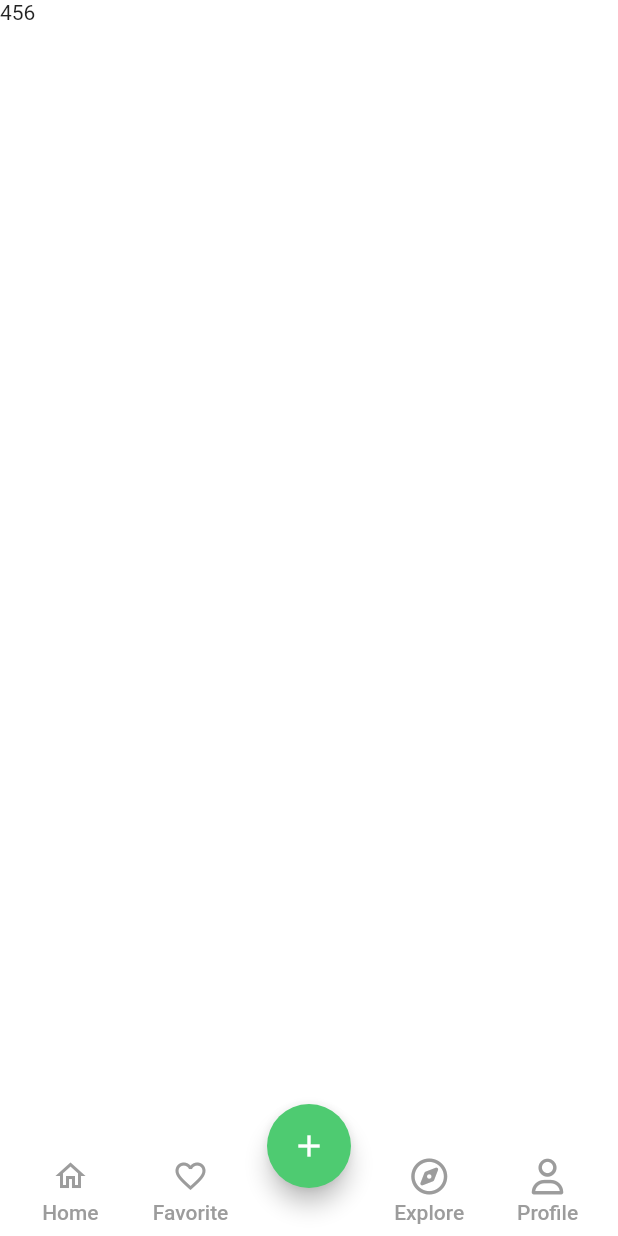
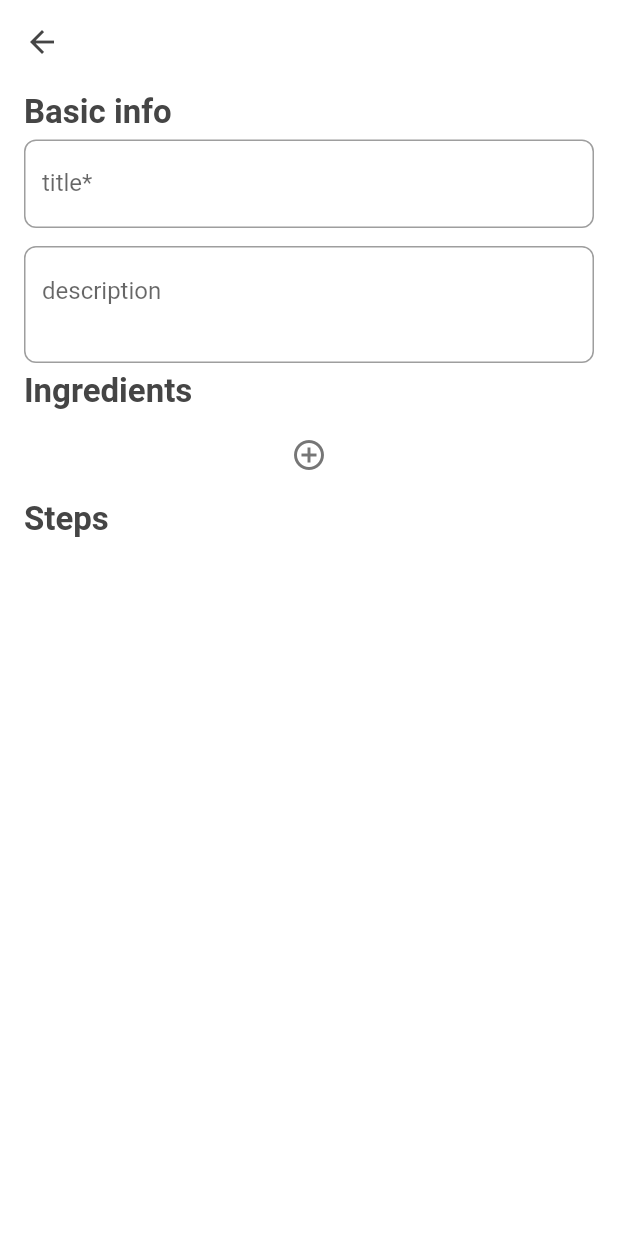
Before and after one commit to LamHo220/RecipeBox, a Flutter app: the HomeView screen opened directly, after a tap on the "add" icon, on a phone screen of 412 x 824 dp. Run offline on Flutter 3.47's test engine with Material 2 defaults, Android fonts, the phone set to English and light mode, and no system bars; our stand-ins replace bloc, cloud_firestore, equatable, firebase_auth, firebase_core, flutter_bloc and 6 more; missing offline and left inert: awesome_select, firebase_auth_platform_interface, flow_builder; accounts and stored records are empty; project files that could hold a hidden picture were left out.

Commit message:
start recipe add page

```diff
--- a/lib/home/view/home_page.dart
+++ b/lib/home/view/home_page.dart
@@ -1,3 +1,4 @@
+import 'package:animations/animations.dart';
 import 'package:cloud_firestore/cloud_firestore.dart';
 import 'package:flutter/material.dart';
 import 'package:flutter_bloc/flutter_bloc.dart';
@@ -6,6 +7,7 @@ import 'package:recipe_box/app/app.dart';
 import 'package:recipe_box/common/constants/colors.dart';
 import 'package:recipe_box/common/constants/paddings.dart';
 import 'package:recipe_box/explore/view/explore_page.dart';
+import 'package:recipe_box/recipe/view/recipe_add_page.dart';
 import 'package:recipe_box/recipe/view/recipe_list_page.dart';
 import 'package:recipe_box/home/cubit/home_cubit.dart';
 import 'package:recipe_box/home/view/home.dart';
@@ -24,17 +26,48 @@ class HomeView extends StatelessWidget {
     final user = context.select((AppBloc bloc) => bloc.state.user);
 
     Widget fab() {
-      return FloatingActionButton(
-        backgroundColor: ThemeColors.primaryLight,
-        onPressed: () => context.read<HomeCubit>().setTab(Tabs.add),
-        child: const Icon(Icons.add),
+      return OpenContainer(
+        openElevation: 0,
+        closedShape: CircleBorder(),
+        closedElevation: 6,
+        closedBuilder: (context, action) => FloatingActionButton(
+          backgroundColor: ThemeColors.primaryLight,
+          onPressed: () => action(),
+          child: const Icon(Icons.add),
+        ),
+        openBuilder: (context, action) => WillPopScope(
+            child: RecipeAddPage(),
+            onWillPop: () async {
+              return showDialog(
+                  context: context,
+                  builder: (context) {
+                    return AlertDialog(
+                      title: Text('Do you really want to leave?'),
+                      content: Text('Your draft will not be saved.'),
+                      actions: [
+                        TextButton(
+                          style: TextButton.styleFrom(
+                              foregroundColor: ThemeColors.primaryDark),
+                          child: Text("Cancel"),
+                          onPressed: () => Navigator.pop(context, false),
+                        ),
+                        TextButton(
+                          style: TextButton.styleFrom(
+                              foregroundColor: ThemeColors.primaryDark),
+                          child: Text("Confirm"),
+                          onPressed: () => Navigator.pop(context, true),
+                        )
+                      ],
+                    );
+                  }).then((x) => x ?? false);
+            }),
       );
     }
 
     BottomAppBar bab() {
       return BottomAppBar(
           shape: const CircularNotchedRectangle(),
-          elevation: 0,
+          elevation: 24,
           child: Row(
             mainAxisAlignment: MainAxisAlignment.spaceEvenly,
             children: [
@@ -53,16 +86,14 @@ class HomeView extends StatelessWidget {
         floatingActionButtonLocation: _fabLocation,
         floatingActionButton: fab(),
         bottomNavigationBar: bab(),
-        body: FadeIndexedStack(
+        body: _FadeIndexedStack(
           index: selectedTab.index,
           children: [
             Home(),
             RecipeListPage(
               title: 'Favorite',
             ),
-            Container(
-              child: Text('456'),
-            ),
+            Container(),
             ExplorePage(),
             ProfilePage(),
           ],
@@ -144,17 +175,17 @@ class _TabButton extends StatelessWidget {
   }
 }
 
-class FadeIndexedStack extends StatefulWidget {
+class _FadeIndexedStack extends StatefulWidget {
   final int index;
   final List<Widget> children;
   final Duration duration;
 
-  const FadeIndexedStack({
+  const _FadeIndexedStack({
     Key? key,
     required this.index,
     required this.children,
     this.duration = const Duration(
-      milliseconds: 300,
+      milliseconds: 200,
     ),
   }) : super(key: key);
 
@@ -162,12 +193,12 @@ class FadeIndexedStack extends StatefulWidget {
   _FadeIndexedStackState createState() => _FadeIndexedStackState();
 }
 
-class _FadeIndexedStackState extends State<FadeIndexedStack>
+class _FadeIndexedStackState extends State<_FadeIndexedStack>
     with SingleTickerProviderStateMixin {
   late AnimationController _controller;
 
   @override
-  void didUpdateWidget(FadeIndexedStack oldWidget) {
+  void didUpdateWidget(_FadeIndexedStack oldWidget) {
     if (widget.index != oldWidget.index) {
       _controller.forward(from: 0.0);
     }
--- a/lib/recipe/cubit/recipe_cubit.dart
+++ b/lib/recipe/cubit/recipe_cubit.dart
@@ -1,9 +1,20 @@
 import 'package:bloc/bloc.dart';
 import 'package:equatable/equatable.dart';
+import 'package:flutter/cupertino.dart';
+import 'package:formz/formz.dart';
 import 'package:recipe_repository/recipe_repository.dart';
 
 part 'recipe_state.dart';
 
 class RecipeCubit extends Cubit<RecipeState> {
-  RecipeCubit() : super(RecipeInitial());
+  RecipeCubit() : super(RecipeState());
+
+  void titleChanged(String value) {
+    final title = StringInput.dirty(value: value);
+    emit(
+      state.copyWith(
+        title: title,
+      ),
+    );
+  }
 }
--- a/lib/recipe/cubit/recipe_state.dart
+++ b/lib/recipe/cubit/recipe_state.dart
@@ -1,10 +1,56 @@
 part of 'recipe_cubit.dart';
 
-abstract class RecipeState extends Equatable {
-  const RecipeState();
+class RecipeState extends Equatable {
+  RecipeState({
+    this.title = const StringInput.pure(),
+    this.description = const StringInput.pure(),
+    this.step = const StringInput.pure(),
+    this.ingredient = const StringInput.pure(),
+    this.steps = const [],
+    this.ingredients = const [],
+    this.errorMessage,
+  });
+
+  StringInput title;
+
+  StringInput description;
+
+  StringInput step;
+
+  StringInput ingredient;
+
+  List<StringInput> steps;
+  List<StringInput> ingredients;
+
+  final String? errorMessage;
 
   @override
-  List<Object> get props => [];
+  List<Object> get props => [title];
+
+  RecipeState copyWith({
+    StringInput? title,
+    StringInput? description,
+    List<StringInput>? steps,
+    List<StringInput>? ingredients,
+    String? errorMessage,
+  }) {
+    return RecipeState(
+      title: title ?? this.title,
+      description: description ?? this.description,
+      errorMessage: errorMessage ?? this.errorMessage,
+    );
+  }
 }
 
-class RecipeInitial extends RecipeState {}
+enum InputError { empty }
+
+class StringInput extends FormzInput<String, InputError> {
+  const StringInput.pure() : super.pure('');
+
+  const StringInput.dirty({String value = ''}) : super.dirty(value);
+
+  @override
+  InputError? validator(String value) {
+    return value.isNotEmpty == true ? null : InputError.empty;
+  }
+}
--- /dev/null
+++ b/lib/recipe/view/recipe_add_page.dart
@@ -0,0 +1,123 @@
+import 'package:flutter/material.dart';
+import 'package:flutter_bloc/flutter_bloc.dart';
+import 'package:recipe_box/common/constants/colors.dart';
+import 'package:recipe_box/common/constants/paddings.dart';
+import 'package:recipe_box/common/constants/style.dart';
+import 'package:recipe_box/recipe/cubit/recipe_cubit.dart';
+
+class RecipeAddView extends StatelessWidget {
+  const RecipeAddView({
+    Key? key,
+  }) : super(key: key);
+
+  @override
+  Widget build(BuildContext context) {
+    return Scaffold(
+      extendBodyBehindAppBar: true,
+      appBar: AppBar(
+        backgroundColor: Colors.transparent,
+        elevation: 0,
+        foregroundColor: ThemeColors.text,
+      ),
+      body: SafeArea(
+        child: SingleChildScrollView(
+          child: Padding(
+            padding: Pad.plr16,
+            child:
+                Column(crossAxisAlignment: CrossAxisAlignment.start, children: [
+              Text(
+                'Basic info',
+                style: Style.heading,
+              ),
+              Pad.h4,
+              _TitleInput(),
+              Pad.h12,
+              _DescriptionInput(),
+              Text(
+                'Ingredients',
+                style: Style.heading,
+              ),
+              Pad.h4,
+
+              // TODO: button to add ingredients
+              // TODO: show the list of ingredients
+              Row(
+                mainAxisAlignment: MainAxisAlignment.center,
+                children: [
+                  IconButton(
+                      onPressed: () => {},
+                      icon: Icon(
+                        Icons.add_circle_outline,
+                        color: ThemeColors.gray,
+                      )),
+                ],
+              ),
+              Text(
+                'Steps',
+                style: Style.heading,
+              ),
+              Pad.h4,
+              // TODO: button to add steps
+              // TODO: show the list of steps
+            ]),
+          ),
+        ),
+      ),
+    );
+  }
+}
+
+class RecipeAddPage extends StatelessWidget {
+  RecipeAddPage({super.key});
+
+  @override
+  Widget build(BuildContext context) {
+    return BlocProvider(
+      create: (_) => RecipeCubit(),
+      child: RecipeAddView(),
+    );
+  }
+}
+
+class _TitleInput extends StatelessWidget {
+  @override
+  Widget build(BuildContext context) {
+    return BlocBuilder<RecipeCubit, RecipeState>(
+      buildWhen: (previous, current) => previous.title != current.title,
+      builder: (context, state) {
+        return TextFormField(
+          key: const Key('title_input_textField'),
+          keyboardType: TextInputType.text,
+          onChanged: (value) => context.read<RecipeCubit>().titleChanged(value),
+          decoration: InputDecoration(
+            labelText: 'title*',
+            errorText: state.title.invalid ? 'required' : null,
+          ),
+        );
+      },
+    );
+  }
+}
+
+class _DescriptionInput extends StatelessWidget {
+  @override
+  Widget build(BuildContext context) {
+    return BlocBuilder<RecipeCubit, RecipeState>(
+      buildWhen: (previous, current) =>
+          previous.description != current.description,
+      builder: (context, state) {
+        return TextFormField(
+          key: const Key('description_input_textField'),
+          minLines: 2,
+          maxLines: null,
+          keyboardType: TextInputType.multiline,
+          decoration: InputDecoration(
+            labelText: 'description',
+            alignLabelWithHint: true,
+            errorText: state.description.invalid ? 'required' : null,
+          ),
+        );
+      },
+    );
+  }
+}
```
Also changed, not shown: lib/recipe/widgets/recipe_card_before.dart (+18 -18 lines).
